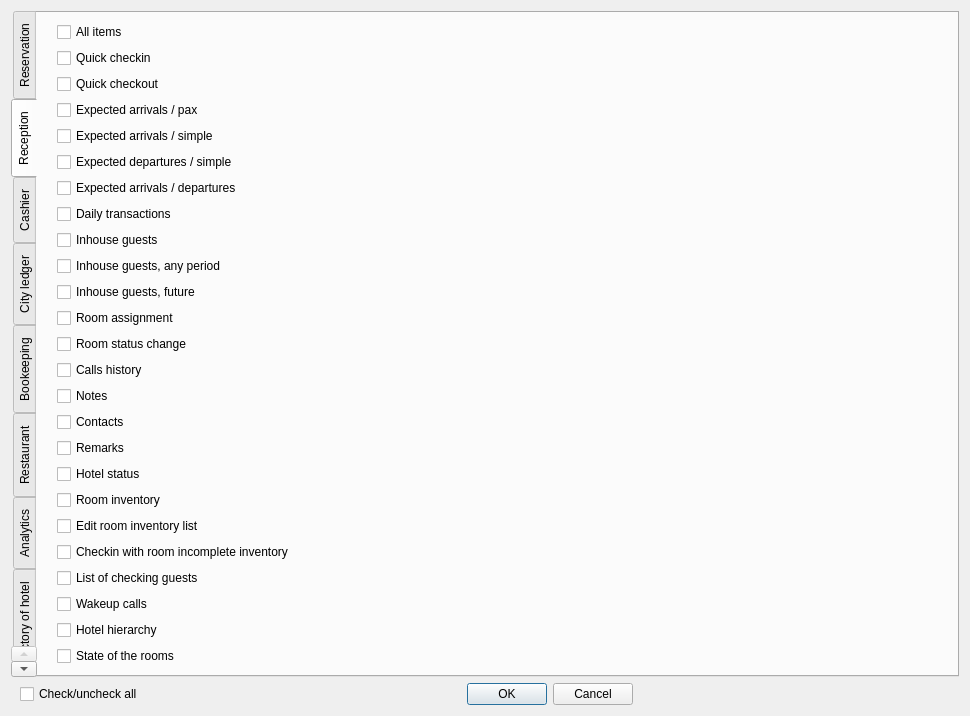
Old version of the form Resort/dlguserrights.ui in the repository End1-1/Resort.
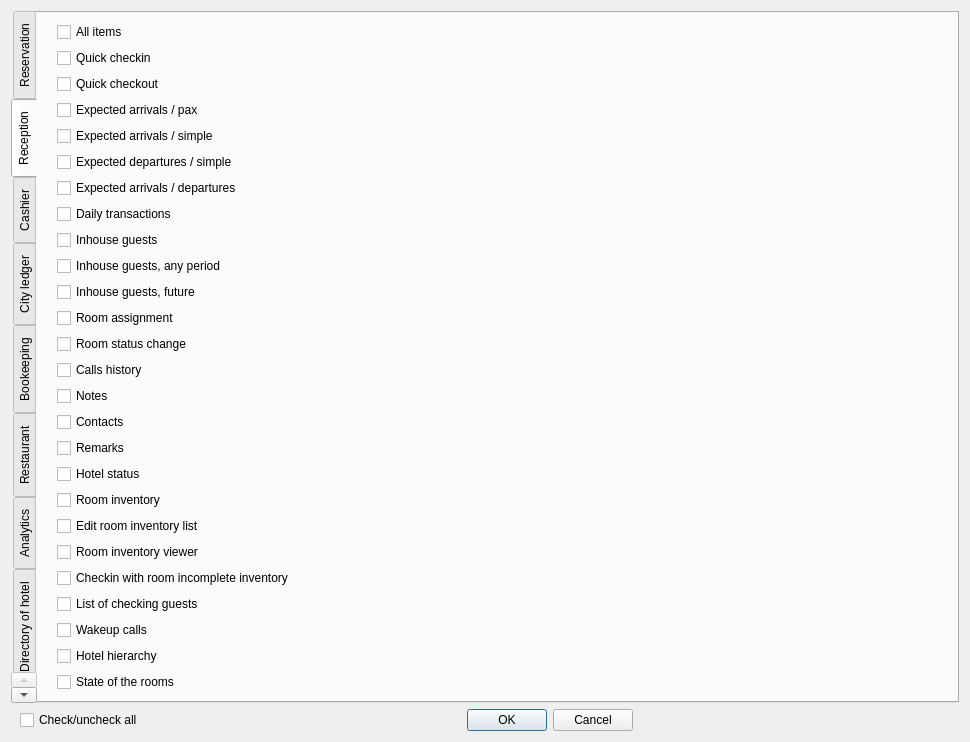
New version of the form. The open tabs and pages were chosen to show the change. Custom widgets are drawn as their Qt base class.

Commit message: Room inventory increase

Diff of the .ui file:
```diff
--- a/Resort/dlguserrights.ui
+++ b/Resort/dlguserrights.ui
@@ -461,6 +461,16 @@
          </property>
         </widget>
        </item>
+       <item>
+        <widget class="EQCheckBox" name="chReceptionEditRoomInventory_2">
+         <property name="text">
+          <string>Room inventory viewer</string>
+         </property>
+         <property name="Tag" stdset="0">
+          <number>144</number>
+         </property>
+        </widget>
+       </item>
        <item>
         <widget class="EQCheckBox" name="chCheckinWithNotReadyRoomInventory">
          <property name="text">
```
Left out of the diff: 145 changed lines with no effect on the pictures. The commit also changes 8 other files.
